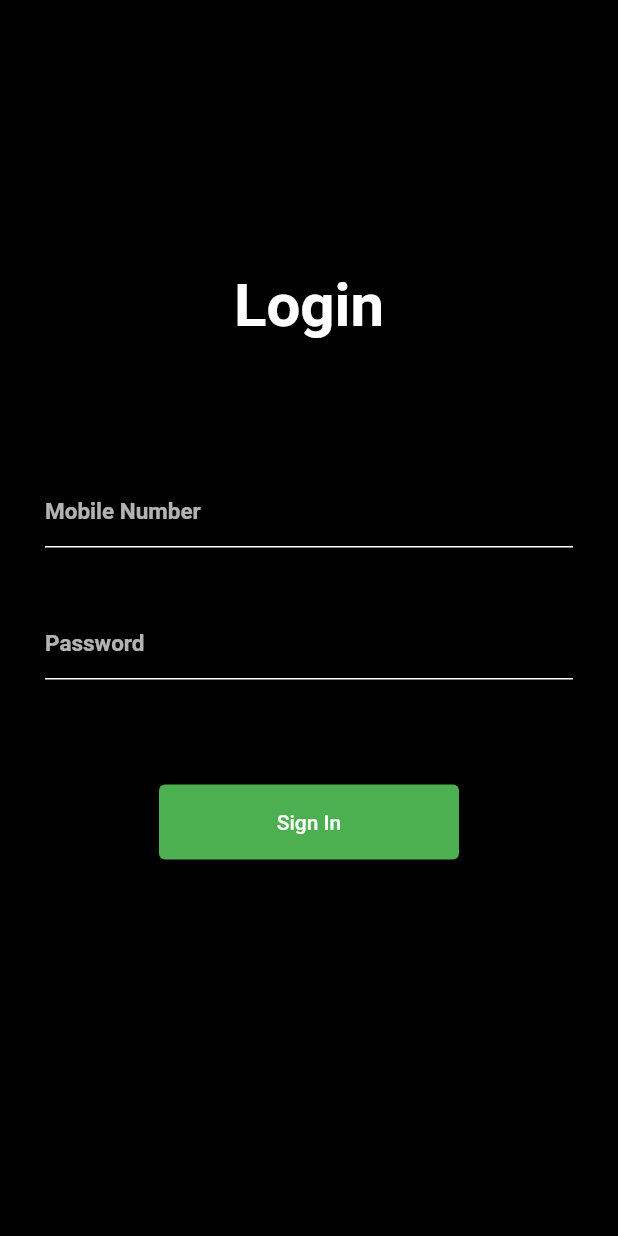
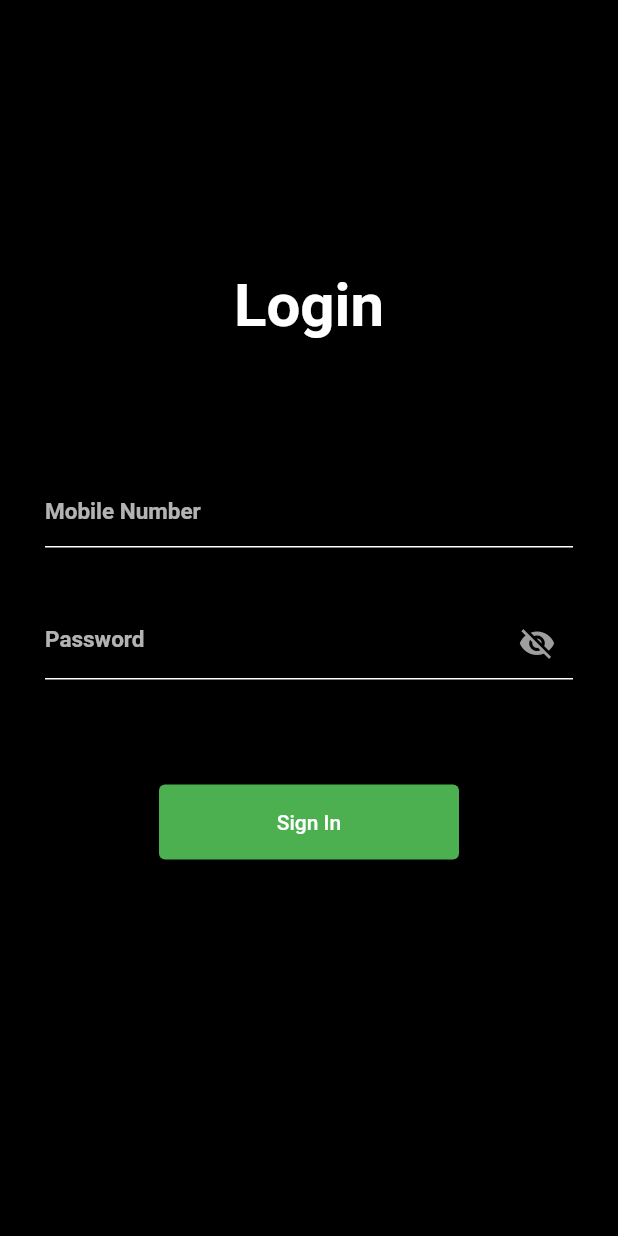
Before and after one commit to premkhandelwal/evoter, a Flutter app: the screen it shows after launch, on a phone screen of 412 x 824 dp. Run offline on Flutter 3.47's test engine with Material 2 defaults, Android fonts, the light colour scheme and no system bars; our stand-ins replace bloc, flutter_bloc, shared_preferences; accounts and stored records are empty; network calls fail.

Commit message:
Added log out event, obscure text in login screen, fetched users when admin login

```diff
--- a/lib/logic/bloc/user_event.dart
+++ b/lib/logic/bloc/user_event.dart
@@ -35,4 +35,4 @@
   });
 }
 
-class LogOut extends UserEvent{}
+class LogOutRequested extends UserEvent{}
--- a/lib/screens/addUpdate_screen.dart
+++ b/lib/screens/addUpdate_screen.dart
@@ -37,7 +37,7 @@ class _AddUpdateScreenState extends State<AddUpdateScreen> {
   List<String?> genders = ["Select Gender", "Male", "Female"];
   @override
   void initState() {
-    genders = ["Select Gender", "Male", "Female", null];
+    genders = ["Select Gender", "Male", "Female"];
     if (widget.isUpdate) {
       if (widget.users != null) {
         if (widget.users!.firstName != null) {
@@ -461,7 +461,7 @@ class _AddUpdateScreenState extends State<AddUpdateScreen> {
                 code: "",
                 imageAsString: "",
                 isDeleted: false,
-                isAdmin: checkBoxVal,
+                isAdmin: !checkBoxVal,
                 address: userAddress.text,
                 dob: dateofBirthController.text,
                 mobileNo: userMobileNo.text,
--- a/lib/screens/loginScreen.dart
+++ b/lib/screens/loginScreen.dart
@@ -17,6 +17,7 @@ class _LoginScreenState extends State<LoginScreen>
   late TabController tabController;
   TextEditingController mobileNo = new TextEditingController();
   TextEditingController password = new TextEditingController();
+  bool obscure = true;
 
   @override
   void initState() {
@@ -86,8 +87,28 @@ class _LoginScreenState extends State<LoginScreen>
                         height: 40,
                       ),
                       TextFormField(
+                          obscureText: obscure,
+
                         controller: password,
                         decoration: InputDecoration(
+                          suffixIcon: GestureDetector(
+                                  onTap: () {
+                                    setState(() {
+                                      obscure = !obscure;
+                                    });
+                                  },
+                                  child: obscure
+                                      ? Icon(
+                                          Icons.visibility_off,
+                                          color: Colors.grey,
+                                          size: 25,
+                                        )
+                                      : Icon(
+                                          Icons.visibility,
+                                          color: Colors.grey,
+                                          size: 25,
+                                        )),
+
                             hintStyle: TextStyle(
                               color: Colors.white70,
                             ),
```
Also changed, not shown: lib/logic/bloc/user_bloc.dart (+11 -3 lines), lib/logic/data/apiProvider.dart (+7 -1 lines), lib/screens/home_screen.dart (+51 -6 lines).
